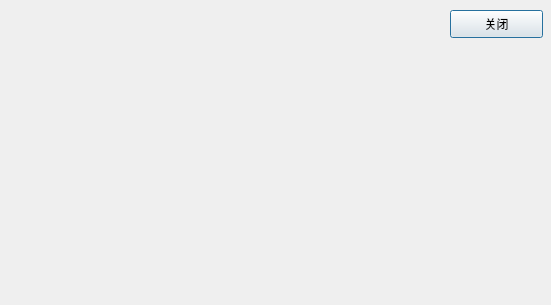
Qt form NetworkDemo/src/ui/CreateDownloadDialog.ui (jizhitangjiang/NetworkDemo) before a commit.
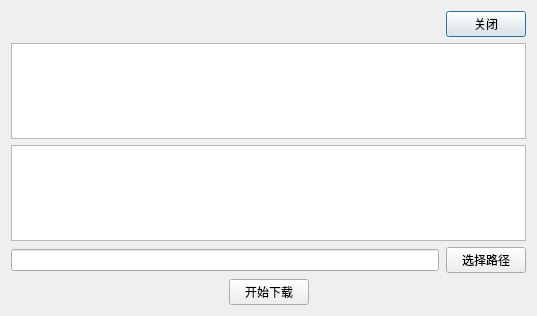
The same form after that commit.

Commit message: 增加下载提示框

What changed in the file:
```diff
--- a/NetworkDemo/src/ui/CreateDownloadDialog.ui
+++ b/NetworkDemo/src/ui/CreateDownloadDialog.ui
@@ -9,26 +9,148 @@
    <rect>
     <x>0</x>
     <y>0</y>
-    <width>551</width>
-    <height>305</height>
+    <width>537</width>
+    <height>316</height>
    </rect>
   </property>
   <property name="windowTitle">
    <string>Dialog</string>
   </property>
-  <widget class="QPushButton" name="btnClose">
-   <property name="geometry">
-    <rect>
-     <x>450</x>
-     <y>10</y>
-     <width>93</width>
-     <height>28</height>
-    </rect>
-   </property>
-   <property name="text">
-    <string>关闭</string>
-   </property>
-  </widget>
+  <layout class="QVBoxLayout" name="verticalLayout_2">
+   <item>
+    <layout class="QHBoxLayout" name="horizontalLayout">
+     <property name="spacing">
+      <number>0</number>
+     </property>
+     <item>
+      <spacer name="horizontalSpacer">
+       <property name="orientation">
+        <enum>Qt::Horizontal</enum>
+       </property>
+       <property name="sizeHint" stdset="0">
+        <size>
+         <width>40</width>
+         <height>20</height>
+        </size>
+       </property>
+      </spacer>
+     </item>
+     <item>
+      <widget class="QPushButton" name="btnClose">
+       <property name="text">
+        <string>关闭</string>
+       </property>
+      </widget>
+     </item>
+    </layout>
+   </item>
+   <item>
+    <widget class="QTextEdit" name="textEdit">
+     <property name="lineWrapMode">
+      <enum>QTextEdit::NoWrap</enum>
+     </property>
+    </widget>
+   </item>
+   <item>
+    <widget class="QWidget" name="widgetInfo" native="true">
+     <layout class="QVBoxLayout" name="verticalLayout">
+      <property name="spacing">
+       <number>0</number>
+      </property>
+      <property name="leftMargin">
+       <number>0</number>
+      </property>
+      <property name="topMargin">
+       <number>0</number>
+      </property>
+      <property name="rightMargin">
+       <number>0</number>
+      </property>
+      <property name="bottomMargin">
+       <number>0</number>
+      </property>
+      <item>
+       <widget class="QTableView" name="tableView"/>
+      </item>
+     </layout>
+    </widget>
+   </item>
+   <item>
+    <widget class="QWidget" name="widgetPath" native="true">
+     <layout class="QHBoxLayout" name="horizontalLayout_2">
+      <property name="spacing">
+       <number>0</number>
+      </property>
+      <property name="leftMargin">
+       <number>0</number>
+      </property>
+      <property name="topMargin">
+       <number>0</number>
+      </property>
+      <property name="rightMargin">
+       <number>0</number>
+      </property>
+      <property name="bottomMargin">
+       <number>0</number>
+      </property>
+      <item>
+       <widget class="QLineEdit" name="lineEdit"/>
+      </item>
+      <item>
+       <widget class="QLabel" name="label">
+        <property name="text">
+         <string/>
+        </property>
+       </widget>
+      </item>
+      <item>
+       <widget class="QPushButton" name="btnPath">
+        <property name="text">
+         <string>选择路径</string>
+        </property>
+       </widget>
+      </item>
+     </layout>
+    </widget>
+   </item>
+   <item>
+    <layout class="QHBoxLayout" name="horizontalLayout_3">
+     <item>
+      <spacer name="horizontalSpacer_2">
+       <property name="orientation">
+        <enum>Qt::Horizontal</enum>
+       </property>
+       <property name="sizeHint" stdset="0">
+        <size>
+         <width>40</width>
+         <height>20</height>
+        </size>
+       </property>
+      </spacer>
+     </item>
+     <item>
+      <widget class="QPushButton" name="btnDownload">
+       <property name="text">
+        <string>开始下载</string>
+       </property>
+      </widget>
+     </item>
+     <item>
+      <spacer name="horizontalSpacer_3">
+       <property name="orientation">
+        <enum>Qt::Horizontal</enum>
+       </property>
+       <property name="sizeHint" stdset="0">
+        <size>
+         <width>40</width>
+         <height>20</height>
+        </size>
+       </property>
+      </spacer>
+     </item>
+    </layout>
+   </item>
+  </layout>
  </widget>
  <resources/>
  <connections/>
```
The commit also changes 24 other files.
